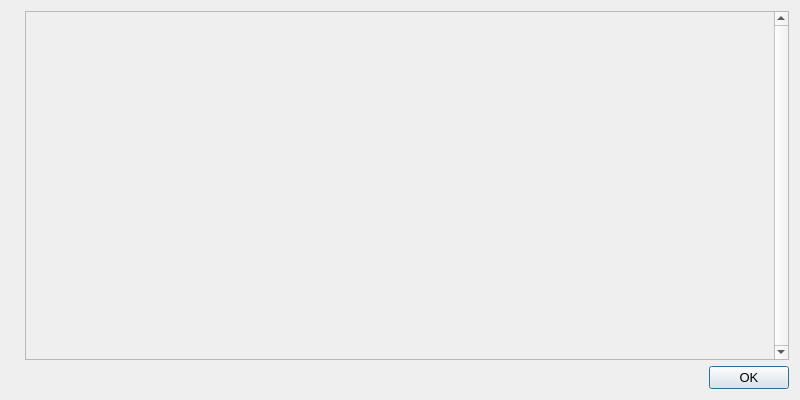
Qt form src/qt/forms/helpmessagedialog.ui (MassGrid/MassGrid) before a commit.
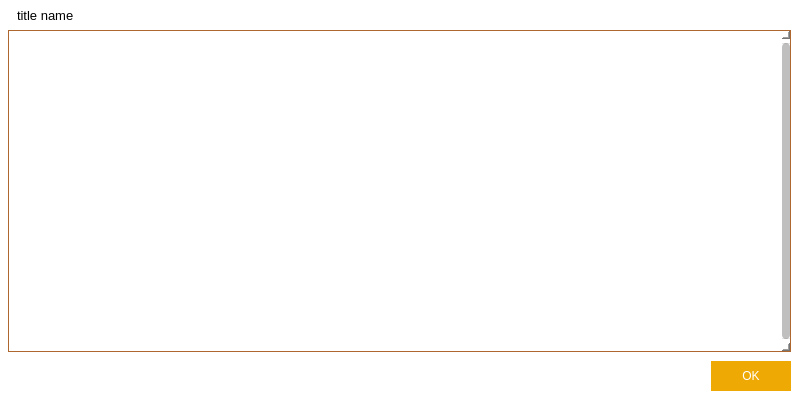
The same form after that commit. Icons and pictures are not drawn.

The edit to the form file:
```diff
--- a/src/qt/forms/helpmessagedialog.ui
+++ b/src/qt/forms/helpmessagedialog.ui
@@ -18,7 +18,147 @@
   <property name="windowTitle">
    <string notr="true">MassGrid Core - Command-line options</string>
   </property>
-  <layout class="QHBoxLayout" name="horizontalLayout_2">
+  <property name="styleSheet">
+   <string notr="true">QWidget{
+background-color:rgb(255,255,255);
+}
+
+QScrollArea{
+border:1px solid rgb(174,103,46);
+}
+
+/*垂直滚动条整体*/
+QScrollBar:vertical
+{
+    width:8px;
+    background:rgb(0,0,0,0%);
+    margin:0px,0px,0px,0px;
+    padding-top:12px;   /*上预留位置*/
+    padding-bottom:12px;    /*下预留位置*/
+}
+
+/*滚动条中滑块的样式*/
+QScrollBar::handle:vertical
+{
+    width:8px;
+    background:rgb(0,0,0,25%);
+    border-radius:4px;
+    min-height:20px;
+}
+
+/*鼠标触及滑块样式*/
+QScrollBar::handle:vertical:hover
+{
+    width:9px;
+    background:rgb(0,0,0,50%);
+    border-radius:4px;
+    min-height:20;
+}
+
+/*设置下箭头*/
+QScrollBar::add-line:vertical
+{
+    height:12px;
+    width:10px;
+    border-image:url(:/selectfile/scroll/3.png);
+    subcontrol-position:bottom;
+}
+
+/*设置上箭头*/
+QScrollBar::sub-line:vertical
+{
+    height:12px;
+    width:10px;
+    border-image:url(:/selectfile/scroll/1.png);
+    subcontrol-position:top;
+}
+
+/*设置下箭头:悬浮状态*/
+QScrollBar::add-line:vertical:hover
+{
+    height:12px;
+    width:10px;
+    border-image:url(:/selectfile/scroll/4.png);
+    subcontrol-position:bottom;
+}
+
+/*设置上箭头：悬浮状态*/
+QScrollBar::sub-line:vertical:hover
+{
+    height:12px;
+    width:10px;
+    border-image:url(:/selectfile/scroll/2.png);
+    subcontrol-position:top;
+}
+
+/*当滚动条滚动的时候，上面的部分和下面的部分*/
+QScrollBar::add-page:vertical,QScrollBar::sub-page:vertical
+{
+    background:rgb(0,0,0,10%);
+    border-radius:4px;
+}
+
+
+
+QScrollBar:horizontal{
+height:10px;
+background:transparent;
+background-color:rgb(248, 248, 248);
+margin:0px,0px,0px,0px;
+padding-left:10px;padding-right:10px;
+}
+
+QScrollBar::handle:horizontal{
+height:10px;
+background:lightgray;
+border-radius:5px;/*min-height:20;*/
+}
+QScrollBar::handle:horizontal:hover{
+height:10px;
+background:gray;
+border-radius:5px;/*min-height:20;*/
+}
+QScrollBar::add-line:horizontal{
+/*height:10px;width:10px;*/
+border-image:url(:/button/images/button/right.png);
+/*subcontrol-position:right;*/
+}
+QScrollBar::sub-line:horizontal{
+/*height:10px;width:10px;*/
+border-image:url(:/button/images/button/left.png);
+/*subcontrol-position:left;*/
+}
+QScrollBar::add-line:horizontal:hover{
+/*height:10px;width:10px;*/
+border-image:url(:/button/images/button/right_mouseDown.png);
+/*subcontrol-position:right;*/
+}
+QScrollBar::sub-line:horizontal:hover{
+/*height:10px;width:10px;*/
+border-image:url(:/button/images/button/left_mouseDown.png);
+/*subcontrol-position:left;*/
+}
+QScrollBar::add-page:horizontal,QScrollBar::sub-page:horizontal{
+background:transparent;
+border-radius:5px;
+}</string>
+  </property>
+  <layout class="QHBoxLayout" name="horizontalLayout">
+   <property name="spacing">
+    <number>0</number>
+   </property>
+   <property name="leftMargin">
+    <number>0</number>
+   </property>
+   <property name="topMargin">
+    <number>0</number>
+   </property>
+   <property name="rightMargin">
+    <number>0</number>
+   </property>
+   <property name="bottomMargin">
+    <number>0</number>
+   </property>
    <item>
     <widget class="QLabel" name="graphic">
      <property name="sizePolicy">
@@ -33,9 +173,76 @@
     </widget>
    </item>
    <item>
+    <layout class="QVBoxLayout" name="verticalLayout_3">
+     <item>
+      <layout class="QHBoxLayout" name="horizontalLayout_5">
+       <property name="leftMargin">
+        <number>9</number>
+       </property>
+       <item>
+        <widget class="QLabel" name="label_titleName">
+         <property name="text">
+          <string>title name</string>
+         </property>
+        </widget>
+       </item>
+       <item>
+        <spacer name="horizontalSpacer_3">
+         <property name="orientation">
+          <enum>Qt::Horizontal</enum>
+         </property>
+         <property name="sizeHint" stdset="0">
+          <size>
+           <width>40</width>
+           <height>20</height>
+          </size>
+         </property>
+        </spacer>
+       </item>
+       <item>
+        <widget class="QToolButton" name="cancelButton">
+         <property name="minimumSize">
+          <size>
+           <width>30</width>
+           <height>30</height>
+          </size>
+         </property>
+         <property name="maximumSize">
+          <size>
+           <width>30</width>
+           <height>30</height>
+          </size>
+         </property>
+         <property name="styleSheet">
+          <string notr="true">QToolButton{
+border:hidden;
+image: url(:/pic/res/pic/closeBtn.png);
+}
+</string>
+         </property>
+         <property name="text">
+          <string/>
+         </property>
+        </widget>
+       </item>
+      </layout>
+     </item>
+     <item>
     <layout class="QVBoxLayout" name="verticalLayout">
+       <property name="spacing">
+        <number>9</number>
+       </property>
+       <property name="rightMargin">
+        <number>9</number>
+       </property>
+       <property name="bottomMargin">
+        <number>9</number>
+       </property>
      <item>
       <widget class="QScrollArea" name="scrollArea">
+         <property name="styleSheet">
+          <string notr="true"/>
+         </property>
        <property name="verticalScrollBarPolicy">
         <enum>Qt::ScrollBarAlwaysOn</enum>
        </property>
@@ -47,8 +254,8 @@
          <rect>
           <x>0</x>
           <y>0</y>
-          <width>659</width>
-          <height>348</height>
+            <width>682</width>
+            <height>309</height>
          </rect>
         </property>
         <layout class="QVBoxLayout" name="verticalLayout_2">
@@ -74,6 +281,15 @@
      </item>
      <item>
       <widget class="QDialogButtonBox" name="okButton">
+         <property name="styleSheet">
+          <string notr="true">QPushButton{
+width:80;
+height:30;
+background-color: rgb(239, 169, 4);
+color: rgb(255, 255, 255);
+border:hidden;
+}</string>
+         </property>
        <property name="orientation">
         <enum>Qt::Horizontal</enum>
        </property>
@@ -81,6 +297,8 @@
         <set>QDialogButtonBox::Ok</set>
        </property>
       </widget>
+       </item>
+      </layout>
      </item>
     </layout>
    </item>
```
Lines whose indentation alone changed are shown as unchanged.
